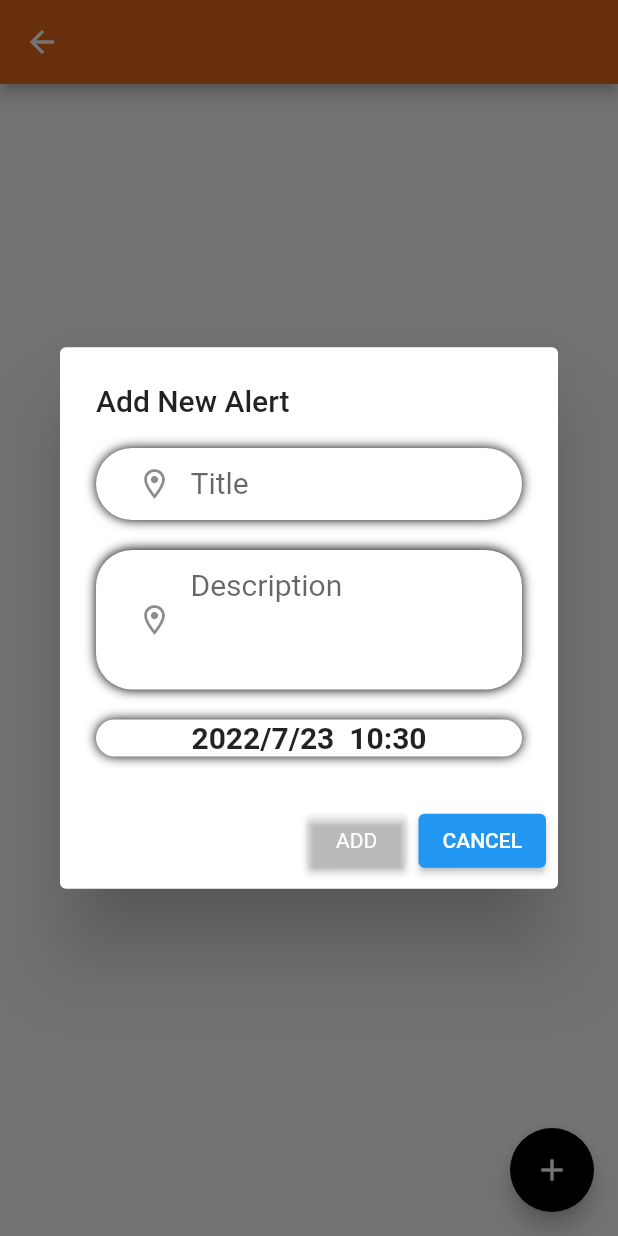
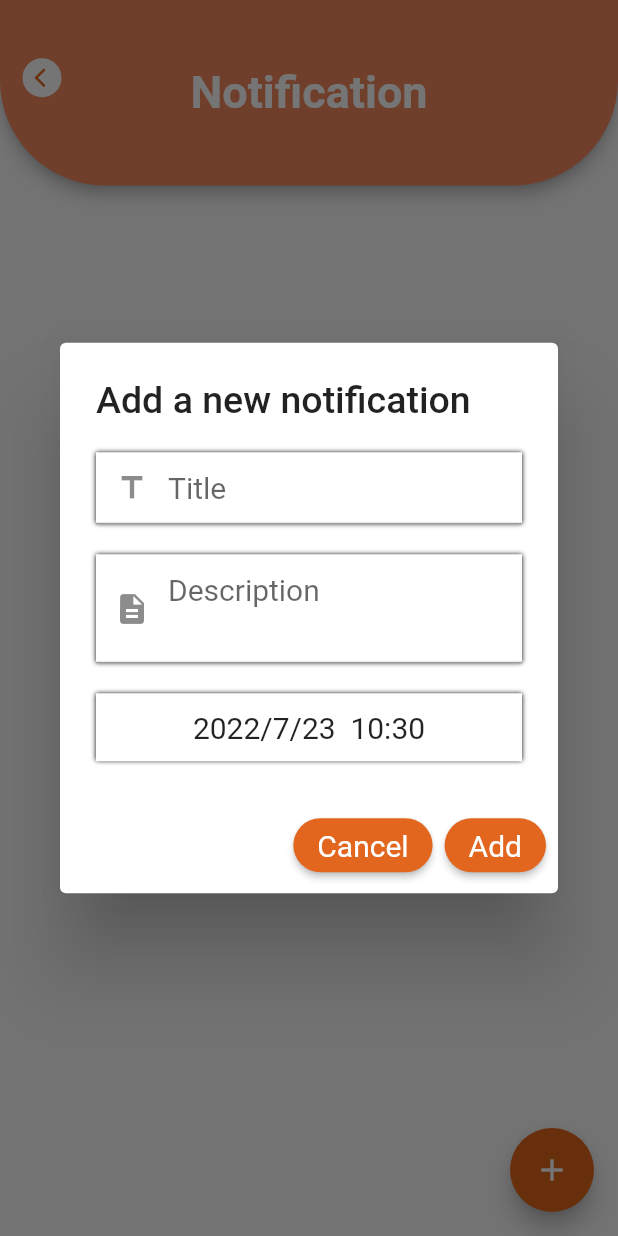
Before and after one commit to fedazeeb/hondayaa, a Flutter app: the Alerat_Page screen opened by its route, after a tap on the "add" icon, on a phone screen of 412 x 824 dp. Run offline on Flutter 3.47's test engine with Material 2 defaults, Android fonts, the phone set to English and light mode, and no system bars; our stand-ins replace dropdown_button2, easy_localization, flutter_local_notifications, rxdart, shared_preferences, sqflite and 1 more; missing offline and left inert: flutter_phone_direct_caller; accounts and stored records are empty; Roboto replaces fonts that are missing (SEGOEUI, Sitka Banner, monbaiti).

```diff
--- a/lib/style/themee.dart
+++ b/lib/style/themee.dart
@@ -15,9 +15,9 @@ final oLightTheme = ThemeData(
   bottomSheetTheme: BottomSheetThemeData(
     backgroundColor: Color.fromARGB(255, 243, 137, 94),
   ),
-  primaryColor: Color.fromARGB(255, 243, 137, 94),
+  primaryColor: Color.fromARGB(255, 226, 102, 29),
   appBarTheme: AppBarTheme(
-    color: Color.fromARGB(255, 226, 102, 29),
+    color: Color.fromARGB(255, 243, 137, 94),
 // backgroundColor: Colors.green,
   ),
   bottomNavigationBarTheme: const BottomNavigationBarThemeData(
@@ -31,49 +31,87 @@ final oLightTheme = ThemeData(
   accentColor: Colors.black,
   accentIconTheme: IconThemeData(color: Colors.white),
   dividerColor: Colors.white54,
+  elevatedButtonTheme: ElevatedButtonThemeData(
+    style: ElevatedButton.styleFrom(
+      primary: Color.fromARGB(255, 226, 102, 29),
+      textStyle: TextStyle(
+        fontSize: 20,
+        fontFamily: 'SEGOEUI',
+      ),
+    ),
+  ),
 );
 
 final bLightTheme = ThemeData(
   // primarySwatch: Colors.grey,
   bottomSheetTheme: const BottomSheetThemeData(
-    backgroundColor: Color.fromARGB(255, 21,190,236),
+    backgroundColor: Color.fromARGB(255, 21, 190, 236),
   ),
-  primaryColor: const Color.fromARGB(255, 21,190,236),
+  primaryColor: const Color.fromARGB(255, 21, 150, 236),
   appBarTheme: const AppBarTheme(
-    color: Color.fromARGB(255, 21,150,236),
+    color: Color.fromARGB(255, 21, 190, 236),
 // backgroundColor: Colors.green,
   ),
   bottomNavigationBarTheme: const BottomNavigationBarThemeData(
     backgroundColor: Color.fromARGB(255, 53, 44, 39),
   ),
+  elevatedButtonTheme: ElevatedButtonThemeData(
+    style: ElevatedButton.styleFrom(
+      primary: Color.fromARGB(255, 21, 150, 236),
+      textStyle: TextStyle(
+        fontSize: 20,
+        fontFamily: 'SEGOEUI',
+      ),
+    ),
+  ),
+
 );
 
 final gLightTheme = ThemeData(
   // primarySwatch: Colors.grey,
   bottomSheetTheme: const BottomSheetThemeData(
-    backgroundColor: Color.fromARGB(255, 9,189,19),
+    backgroundColor: Color.fromARGB(255, 9, 189, 19),
   ),
-  primaryColor: const Color.fromARGB(255, 9,189,19),
+  primaryColor: const Color.fromARGB(255, 9, 159, 19),
   appBarTheme: const AppBarTheme(
-    color: Color.fromARGB(255, 9,159,19),
+    color: Color.fromARGB(255, 9, 189, 19),
 // backgroundColor: Colors.green,
   ),
   bottomNavigationBarTheme: const BottomNavigationBarThemeData(
     backgroundColor: Color.fromARGB(255, 53, 44, 39),
+  ),
+  elevatedButtonTheme: ElevatedButtonThemeData(
+    style: ElevatedButton.styleFrom(
+      primary: Color.fromARGB(255, 9, 159, 19),
+      textStyle: TextStyle(
+        fontSize: 20,
+        fontFamily: 'SEGOEUI',
+      ),
+    ),
   ),
 );
 
 final pLightTheme = ThemeData(
   // primarySwatch: Colors.grey,
   bottomSheetTheme: const BottomSheetThemeData(
-    backgroundColor: Color.fromARGB(255, 250,83,209),
+    backgroundColor: Color.fromARGB(255, 250, 83, 209),
   ),
-  primaryColor: const Color.fromARGB(255, 250,103,209),
+  primaryColor: const Color.fromARGB(255, 250, 103, 209),
   appBarTheme: const AppBarTheme(
-    color: Color.fromARGB(255, 250,83,209),
+    color: Color.fromARGB(255, 250, 103, 209),
 // backgroundColor: Colors.green,
   ),
   bottomNavigationBarTheme: const BottomNavigationBarThemeData(
     backgroundColor: Color.fromARGB(255, 53, 44, 39),
   ),
+  elevatedButtonTheme: ElevatedButtonThemeData(
+    style: ElevatedButton.styleFrom(
+      primary: Color.fromARGB(255, 250, 83, 209),
+      textStyle: TextStyle(
+        fontSize: 20,
+        fontFamily: 'SEGOEUI',
+      ),
+    ),
+  ),
+
 );
--- a/lib/ui/alert.dart
+++ b/lib/ui/alert.dart
@@ -1,6 +1,7 @@
 import 'dart:math';
 
 import 'package:flutter/material.dart';
+import 'package:hondaya/ui/widget/appbarwedgit.dart';
 import 'package:provider/provider.dart';
 
 import '../api/notification_api.dart';
@@ -47,6 +48,7 @@ class _Alerat_PageState extends State<Alerat_Page> {
     if (formdata!.validate()) {
       formdata.save();
       print(alerts.title);
+      print(alerts.description);
       print(alerts.datetime);
       print(alerts.pushid);
       alerts.pushid = await dbtransManager.insertAlerts(alerts);
@@ -93,15 +95,15 @@ class _Alerat_PageState extends State<Alerat_Page> {
     double x = MediaQuery.of(context).size.width;
 
     return Scaffold(
-      appBar: AppBar(),
+      appBar: appBarWedgit(context, "alerts"),
       floatingActionButton: FloatingActionButton(
         child: Icon(Icons.add),
         onPressed: () async {
-          print("fgffffffffffffffffffffffffffffffff");
           alerts = new Alerts();
           dateTime = DateTime.now();
           await alertShowDialog(context, y, x, false);
         },
+        backgroundColor: Theme.of(context).primaryColor,
       ),
       body: FutureBuilder(
         future: dbtransManager.getAlertsList(),
@@ -123,11 +125,21 @@ class _Alerat_PageState extends State<Alerat_Page> {
                         child: Column(
                           crossAxisAlignment: CrossAxisAlignment.start,
                           children: <Widget>[
-                            Text('ID: ${st.id}'),
-                            Text("pushid: ${st.pushid}"),
-                            Row(children: [
+                            // Text('ID: ${st.id}'),
+                            // Text("pushid: ${st.pushid}"),
+                            Row(
+                              children: [
                                 Expanded(
-                                  child: Text('title: ${st.title}'), flex: 1),
+                                  child: Text(
+                                    '${"title".tr()..toString()}: ${st.title}',
+                                    style: const TextStyle(
+                                      fontSize: 25,
+                                      fontFamily: 'monbaiti',
+                                      // fontWeight: FontWeight.bold,
+                                    ),
+                                  ),
+                                  // flex: 1,
+                                ),
                                 IconButton(
                                   onPressed: () async {
                                     alerts = st;
@@ -138,6 +150,7 @@ class _Alerat_PageState extends State<Alerat_Page> {
                                     // alerts = new Alerts();
                                   },
                                   icon: Icon(Icons.edit),
+                                  color: Colors.green,
                                 ),
                                 IconButton(
                                   onPressed: () async {
@@ -147,11 +160,26 @@ class _Alerat_PageState extends State<Alerat_Page> {
                                     setState(() {});
                                   },
                                   icon: Icon(Icons.delete),
+                                  color: Colors.red,
                                 ),
-                            ]),
-                            Text('description: ${st.description}'),
+                              ],
+                            ),
                             Text(
-                                '${DateTime.fromMicrosecondsSinceEpoch(st.datetime!)}'),
+                              '${"description".tr()..toString()}: ${st.description}',
+                              style: const TextStyle(
+                                fontSize: 25,
+                                fontFamily: 'monbaiti',
+                                // fontWeight: FontWeight.bold,
+                              ),
+                            ),
+                            Text(
+                              '${"date".tr()..toString()}: ${DateTime.fromMicrosecondsSinceEpoch(st.datetime!)}',
+                              style: const TextStyle(
+                                fontSize: 25,
+                                fontFamily: 'monbaiti',
+                                // fontWeight: FontWeight.bold,
+                              ),
+                            ),
                           ],
                         ),
                       ),
@@ -160,9 +188,14 @@ class _Alerat_PageState extends State<Alerat_Page> {
                 },
               );
             } else {
-              return Text(
+              return const Center(
+                child: Text(
                   'No Data',
-                style: TextStyle(fontSize: 40),
+                  style: TextStyle(
+                    fontSize: 40,
+                    fontFamily: 'monbaiti',
+                  ),
+                ),
               );
             }
           }
@@ -238,27 +271,32 @@ class _Alerat_PageState extends State<Alerat_Page> {
       context: context,
       builder: (context) => StatefulBuilder(
         builder: (context, setState) => AlertDialog(
-          title: const Text("Add New Alert"),
+          title: Text(
+            "addnotification".tr()..toString(),
+            style: const TextStyle(
+              fontSize: 25,
+              // fontWeight: FontWeight.bold,
+              fontFamily: 'Sitka Banner',
+            ),
+          ),
           content: Form(
             key: formstate,
             child: Container(
               height: y / 4,
               child: Column(
-                mainAxisAlignment: MainAxisAlignment.center,
+                // mainAxisAlignment: MainAxisAlignment.start,
                 children: [
                   // Title TFF
                   Container(
                     decoration: BoxDecoration(
                       color: Colors.white,
-                      borderRadius: BorderRadius.circular(24.0),
-                      boxShadow: [BoxShadow(blurRadius: 6.0)],
+                      // borderRadius: BorderRadius.circular(24.0),
+                      boxShadow: [BoxShadow(blurRadius: 2.0)],
                     ),
-                    child: Padding(
-                      padding: EdgeInsets.symmetric(horizontal: 15),
                     child: TextFormField(
                       initialValue: alerts.title,
                       validator: (val) {
-                          if (val!.length > 10) {
+                        if (val!.length > 20) {
                           return "valid1tff".tr()..toString();
                         }
                         if (val.length < 2) {
@@ -270,16 +308,16 @@ class _Alerat_PageState extends State<Alerat_Page> {
                         alerts.title = val!;
                       },
                       // autofocus: true,
-                        style: TextStyle(
+                      style: const TextStyle(
                         fontSize: 20,
+                        fontFamily: 'monbaiti',
                       ),
                       textInputAction: TextInputAction.next,
                       decoration: InputDecoration(
                         // enabledBorder: InputBorder.none,
-                          hintText: "Title" /*.tr()..toString()*/,
-                          prefixIcon: Icon(Icons.location_on_outlined),
-                          border: InputBorder.none,
-                        ),
+                        hintText: "title".tr()..toString(),
+                        prefixIcon: Icon(Icons.title),
+                        // border: InputBorder.none,
                       ),
                     ),
                   ),
@@ -287,18 +325,16 @@ class _Alerat_PageState extends State<Alerat_Page> {
                     height: 20,
                   ),
                   // Description TFF
-                  Container(
+                  Expanded(
+                    child: Container(
                       decoration: BoxDecoration(
                         color: Colors.white,
-                      borderRadius: BorderRadius.circular(24.0),
-                      boxShadow: [BoxShadow(blurRadius: 6.0)],
+                        boxShadow: [BoxShadow(blurRadius: 2.0)],
                       ),
-                    child: Padding(
-                      padding: EdgeInsets.symmetric(horizontal: 15),
                       child: TextFormField(
                         initialValue: alerts.description,
                         validator: (val) {
-                          if (val!.length > 10) {
+                          if (val!.length > 200) {
                             return "valid1tff".tr()..toString();
                           }
                           if (val.length < 2) {
@@ -310,15 +346,16 @@ class _Alerat_PageState extends State<Alerat_Page> {
                           alerts.description = val!;
                         },
                         // autofocus: true,
-                        style: TextStyle(
+                        style: const TextStyle(
                           fontSize: 20,
+                          fontFamily: 'monbaiti',
                         ),
                         textInputAction: TextInputAction.next,
                         decoration: InputDecoration(
                           // enabledBorder: InputBorder.none,
-                          hintText: "Description" /*.tr()..toString()*/,
-                          prefixIcon: Icon(Icons.location_on_outlined),
-                          border: InputBorder.none,
+                          hintText: "description".tr()..toString(),
+                          prefixIcon: Icon(Icons.description),
+                          // border: InputBorder.none,
                         ),
                         maxLines: 3,
                       ),
@@ -353,22 +390,21 @@ class _Alerat_PageState extends State<Alerat_Page> {
                         print(dateTime);
                         alerts.datetime = dateTime.microsecondsSinceEpoch;
                         alerts.pushid =
-                            (dateTime.microsecondsSinceEpoch / 1000) as int?;
+                            (dateTime.microsecondsSinceEpoch / 1000).round();
                       }
                     },
                     child: Container(
-                      width: y * 0.5,
-                      height: x * 0.06,
+                      width: y * 0.6,
+                      height: x * 0.11,
                       decoration: BoxDecoration(
                           color: Colors.white,
-                          borderRadius: BorderRadius.circular(24.0),
-                          boxShadow: [BoxShadow(blurRadius: 6.0)]),
+                          boxShadow: [BoxShadow(blurRadius: 2.0)]),
                       child: Center(
                         child: Text(
                           '${dateTime.year}/${dateTime.month}/${dateTime.day}  ${dateTime.hour}:${dateTime.minute}',
-                          style: TextStyle(
+                          style: const TextStyle(
                             fontSize: 20,
-                            fontWeight: FontWeight.bold,
+                            fontFamily: 'monbaiti',
                           ),
                         ),
                       ),
@@ -380,13 +416,17 @@ class _Alerat_PageState extends State<Alerat_Page> {
           ),
           actions: <Widget>[
             ElevatedButton(
+              onPressed: () {
+                Navigator.of(context).pop(false);
+              },
+              child: Text("cancel".tr()..toString()),
               style: ElevatedButton.styleFrom(
-                  primary: Colors.transparent,
-                  textStyle: TextStyle(
-                      // color: Colors.transparent,
-                      // fontSize: 20.0,
+                shape: RoundedRectangleBorder(
+                  borderRadius: new BorderRadius.circular(24.0),
                 ),
               ),
+            ),
+            ElevatedButton(
               onPressed: () async {
                 if (update) {
                   await NotificationWidget.cancelNotification(alerts.pushid);
@@ -396,12 +436,12 @@ class _Alerat_PageState extends State<Alerat_Page> {
 
                 Navigator.of(context).pop(true);
               },
-                child: update ? Text(" UPDATE ") : Text(" ADD ")),
-            ElevatedButton(
-              onPressed: () {
-                Navigator.of(context).pop(false);
-              },
-              child: const Text("CANCEL"),
+              style: ElevatedButton.styleFrom(
+                shape: RoundedRectangleBorder(
+                  borderRadius: new BorderRadius.circular(24.0),
+                ),
+              ),
+              child: update ? Text("update".tr()..toString()) : Text("add".tr()..toString()),
             ),
           ],
         ),
--- a/lib/ui/services/maintanas.dart
+++ b/lib/ui/services/maintanas.dart
@@ -1,7 +1,7 @@
 import 'package:flutter/material.dart';
 import 'package:hondaya/ui/services/carparts.dart';
 import 'package:hondaya/ui/services/repaircar.dart';
-
+import 'package:easy_localization/easy_localization.dart';
 import '../widget/appbarwedgit.dart';
 
 class Maintenance extends StatefulWidget {
@@ -35,7 +35,7 @@ class _MaintenanceState extends State<Maintenance> {
                     // icon: Icon(Icons.car_repair),
                     // text: "Repairing",
                     child: Text(
-                      "Repairing",
+                      "buying".tr()..toString(),
                       style: TextStyle(
                         fontSize: 25,
                         fontFamily: 'monbaiti',
@@ -45,7 +45,7 @@ class _MaintenanceState extends State<Maintenance> {
                   ),
                   Tab( child:
                     Text(
-                      "Buying",
+                      "repairing".tr()..toString(),
                       style: TextStyle(
                         fontSize: 25,
                         fontFamily: 'monbaiti',
```
Also changed, not shown: assets/translations/ar-SA.json (+17 -1 lines), assets/translations/en-US.json (+19 -3 lines), lib/ui/homepage.dart (+1 -55 lines), lib/ui/services/carparts.dart (+10 -10 lines), lib/ui/services/fuel.dart (+4 -4 lines), lib/ui/services/repaircar.dart (+34 -30 lines), lib/ui/services/transportation.dart (+27 -29 lines), lib/ui/settings/setting.dart (+10 -10 lines). Lines whose indentation alone changed are shown as unchanged.
